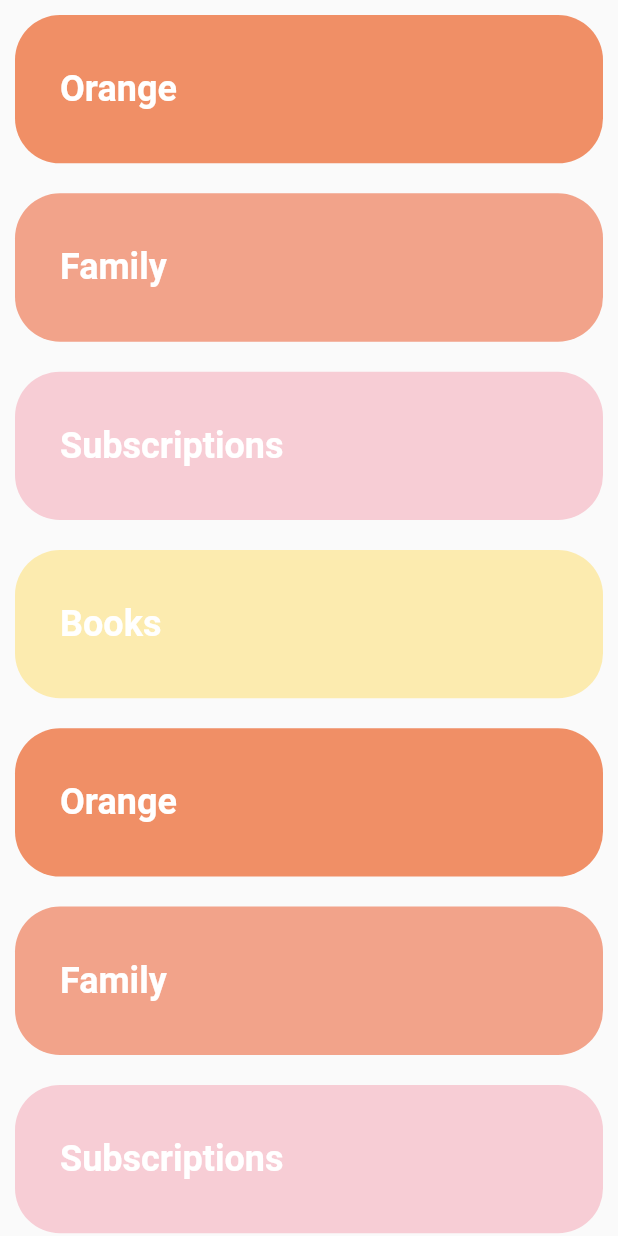
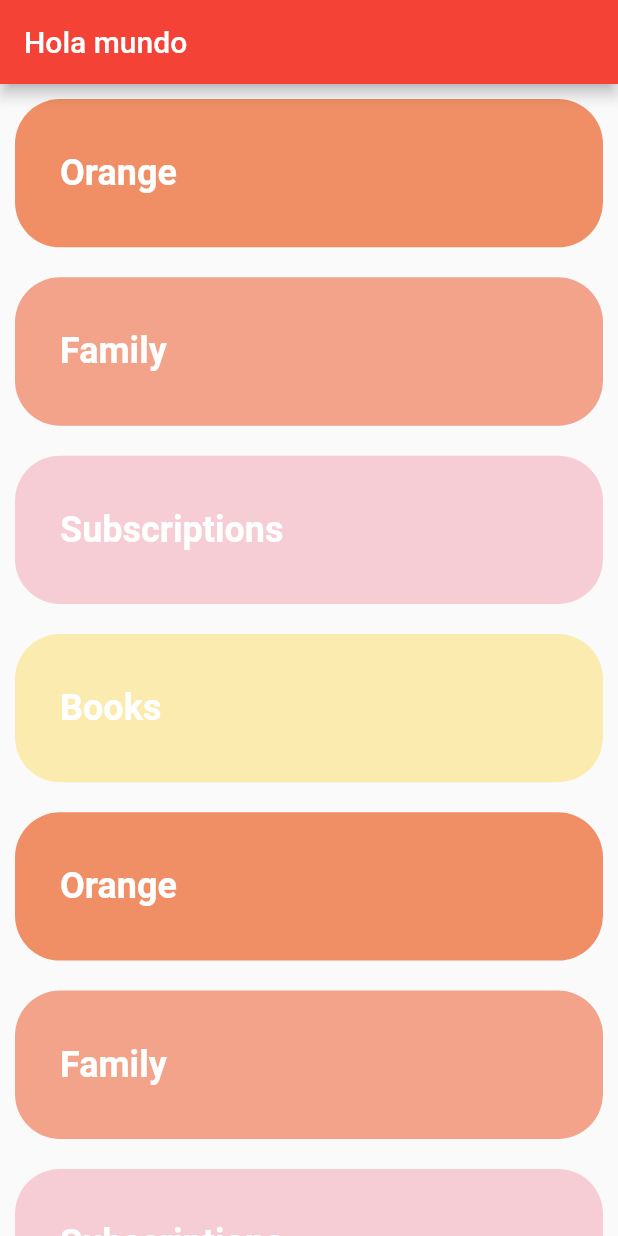
Before and after one commit to CrisMEDev/Flutter-Designs_and_animations, a Flutter app: the screen it shows after launch, on a phone screen of 412 x 824 dp. Run offline on Flutter 3.47's test engine with Material 2 defaults, Android fonts, the phone set to English and light mode, and no system bars; our stand-ins replace animate_do, flutter_svg, font_awesome_flutter.

Commit message:
Se trabajó con un customScrollView para trabajar con slivers en lista y de appbar

```diff
--- a/lib/src/pages/sliver_list.dart
+++ b/lib/src/pages/sliver_list.dart
@@ -5,13 +5,52 @@ class SliverListPage extends StatelessWidget {
   Widget build(BuildContext context) {
     return SafeArea(
       child: Scaffold(
-        body: _ListaDeActividades()
+        body: _MainScroll()
       ),
     );
   }
 }
 
+class _MainScroll extends StatelessWidget {
+
+  final items = [
+    _ListItem( nombreColor: 'Orange', color: Color(0xffF08F66) ),
+    _ListItem( nombreColor: 'Family', color: Color(0xffF2A38A) ),
+    _ListItem( nombreColor: 'Subscriptions', color: Color(0xffF7CDD5) ),
+    _ListItem( nombreColor: 'Books', color: Color(0xffFCEBAF) ),
+    _ListItem( nombreColor: 'Orange', color: Color(0xffF08F66) ),
+    _ListItem( nombreColor: 'Family', color: Color(0xffF2A38A) ),
+    _ListItem( nombreColor: 'Subscriptions', color: Color(0xffF7CDD5) ),
+    _ListItem( nombreColor: 'Books', color: Color(0xffFCEBAF) ),
+  ];
+
+  @override
+  Widget build(BuildContext context) {
+    return CustomScrollView(
+      physics: BouncingScrollPhysics(),
+      slivers: [
+
+        SliverAppBar(
+          floating: true,
+          forceElevated: true,
+
+          title: Text('Hola mundo'),
+          backgroundColor: Colors.red,
+        ),
+
+        SliverList(
+          delegate: SliverChildListDelegate([
+            ...items
+          ]),
+        )
+
+      ],
+    );
+  }
+}
+
 class _Titulo extends StatelessWidget {
+
   @override
   Widget build(BuildContext context) {
 
```
